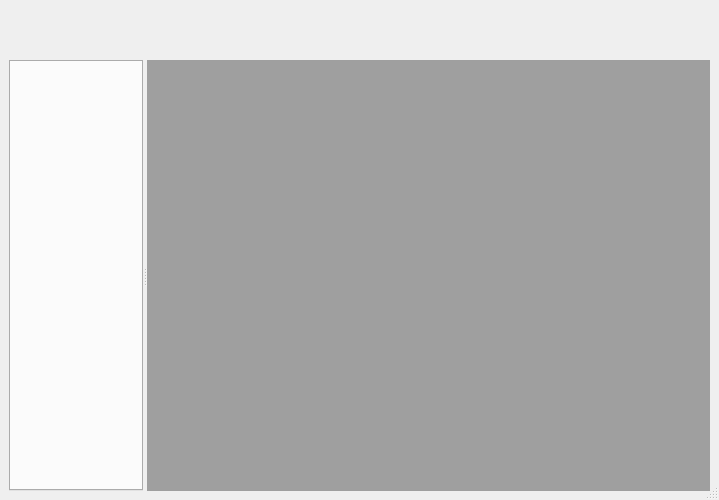
This is ui/MainWindow.ui in ahmed-abdelhay/CG-3D as Qt 5 draws it before an edit. The edited form follows.
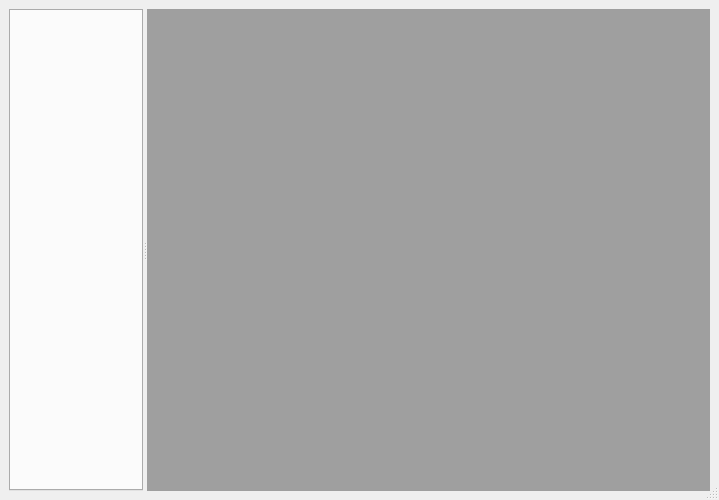
This is the edited form. Icons and pictures are not drawn.

Diff of the .ui file:
```diff
--- a/ui/MainWindow.ui
+++ b/ui/MainWindow.ui
@@ -50,26 +50,7 @@
    </property>
    <layout class="QVBoxLayout" name="verticalLayout_2">
     <item>
-     <widget class="QStackedWidget" name="stackedMenuWidget">
-      <property name="sizePolicy">
-       <sizepolicy hsizetype="Minimum" vsizetype="Minimum">
-        <horstretch>0</horstretch>
-        <verstretch>0</verstretch>
-       </sizepolicy>
-      </property>
-      <property name="minimumSize">
-       <size>
-        <width>0</width>
-        <height>45</height>
-       </size>
-      </property>
-      <property name="maximumSize">
-       <size>
-        <width>16777215</width>
-        <height>30</height>
-       </size>
-      </property>
-     </widget>
+     <layout class="QHBoxLayout" name="toolWidgetsLayout"/>
     </item>
     <item>
      <widget class="QSplitter" name="splitter">
```
